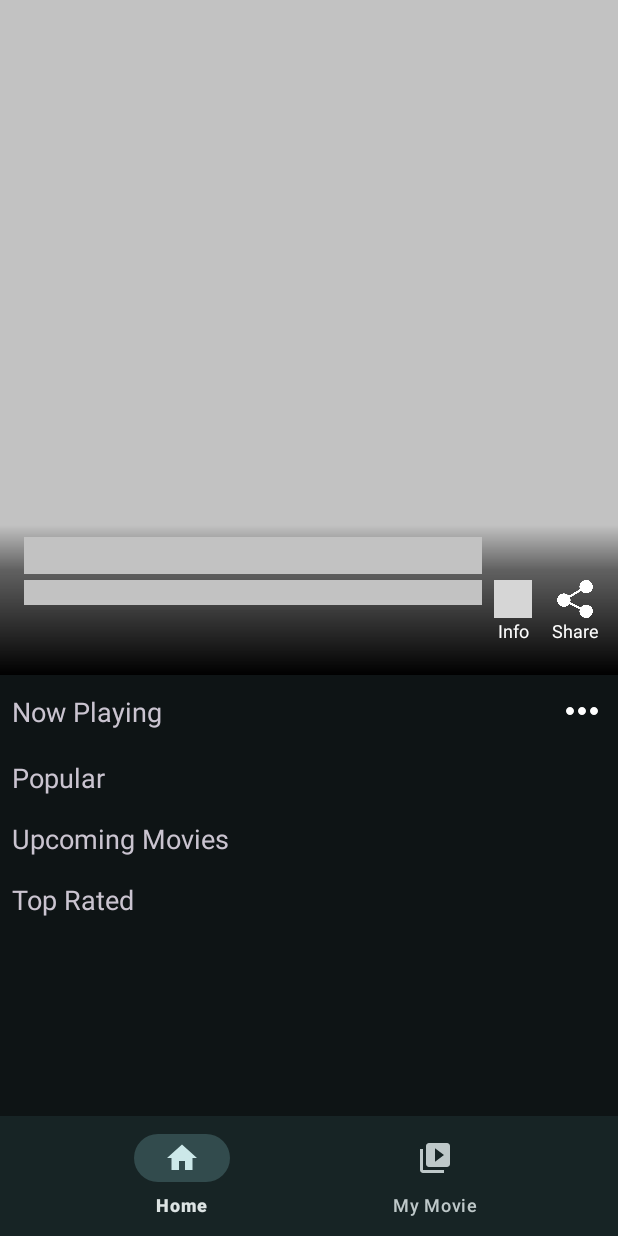
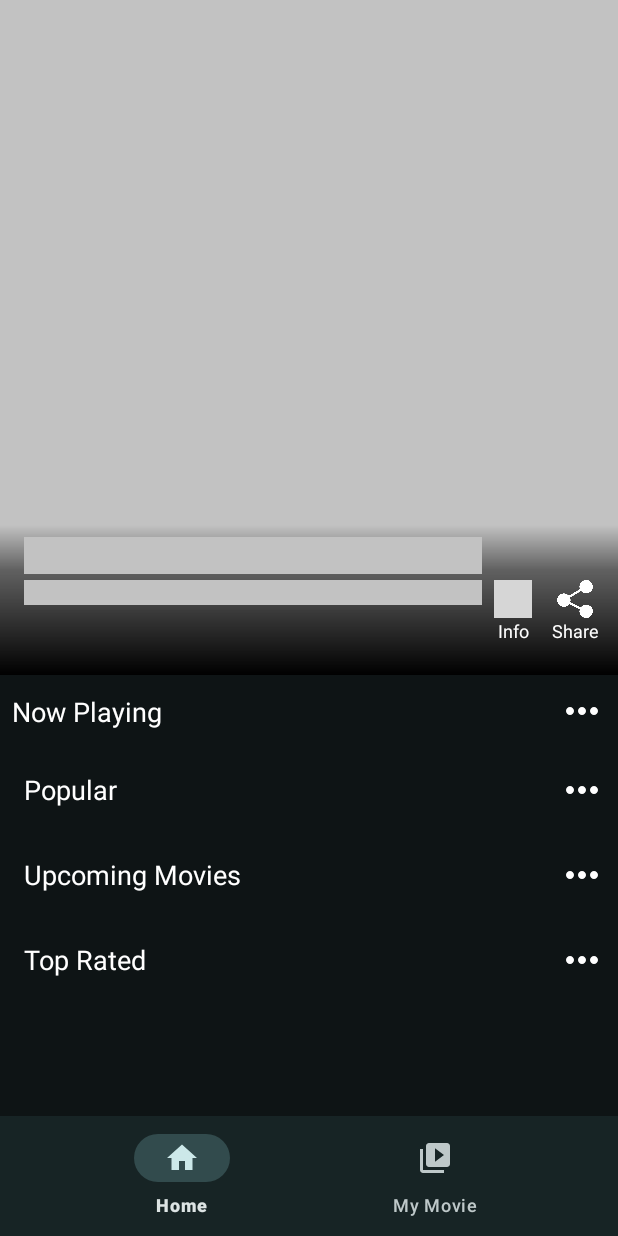
Before and after one commit to Novejira/MovFlix, an Android app: the screen it shows after launch (MainActivity), on a phone screen of 412 x 824 dp. Run offline under Robolectric (Android 15) with nearby library versions, the light colour scheme and no system bars; our stand-ins replace Shimmer, navigation-ui; network calls fail; pictures from the network do not load; grey boxes are pictures that could not be loaded.

Commit message:
Finishing feature paging for view more movies

```diff
--- a/app/src/main/java/com/nafi/movflix/data/paging/NowPlayingPagingSource.kt
+++ b/app/src/main/java/com/nafi/movflix/data/paging/NowPlayingPagingSource.kt
@@ -22,7 +22,7 @@ class NowPlayingPagingSource(private val service: MovFlixApiService) :
                     false,
                     false,
                     "en-US",
-                    1,
+                    page,
                     "popularity.desc",
                     "2|3",
                     minDate = String(),
--- a/app/src/main/java/com/nafi/movflix/data/paging/PopularPagingSource.kt
+++ b/app/src/main/java/com/nafi/movflix/data/paging/PopularPagingSource.kt
@@ -17,7 +17,7 @@ class PopularPagingSource(private val service: MovFlixApiService) :
     override suspend fun load(params: LoadParams<Int>): LoadResult<Int, MovieListResponse> {
         val page = params.key ?: 1
         return try {
-            val response = service.getPopularMovies(false, false, "en-US", 1, "popularity.desc")
+            val response = service.getPopularMovies(false, false, "en-US", page, "popularity.desc")
             LoadResult.Page(
                 data = response.data,
                 prevKey = if (page == 1) null else page.minus(1),
--- a/app/src/main/java/com/nafi/movflix/data/paging/TopRatedPagingSource.kt
+++ b/app/src/main/java/com/nafi/movflix/data/paging/TopRatedPagingSource.kt
@@ -17,7 +17,7 @@ class TopRatedPagingSource(private val service: MovFlixApiService) :
     override suspend fun load(params: LoadParams<Int>): LoadResult<Int, MovieListResponse> {
         val page = params.key ?: 1
         return try {
-            val response = service.getTopRatedMovies(false, false, "en-US", 1, "vote_average.desc", "99,10755", 200)
+            val response = service.getTopRatedMovies(false, false, "en-US", page, "vote_average.desc", "99,10755", 200)
             LoadResult.Page(
                 data = response.data,
                 prevKey = if (page == 1) null else page.minus(1),
--- a/app/src/main/java/com/nafi/movflix/data/paging/UpComingPagingSource.kt
+++ b/app/src/main/java/com/nafi/movflix/data/paging/UpComingPagingSource.kt
@@ -22,7 +22,7 @@ class UpComingPagingSource(private val service: MovFlixApiService) :
                     false,
                     false,
                     "en-US",
-                    1,
+                    page,
                     "popularity.desc",
                     "2|3",
                     minDate = String(),
--- a/app/src/main/java/com/nafi/movflix/di/AppModules.kt
+++ b/app/src/main/java/com/nafi/movflix/di/AppModules.kt
@@ -25,6 +25,7 @@ import com.nafi.movflix.data.repository.ViewMorePagingRepositoryImpl
 import com.nafi.movflix.data.source.network.service.MovFlixApiService
 import com.nafi.movflix.presentation.home.HomeViewModel
 import com.nafi.movflix.presentation.viewmore.ViewMoreViewModel
+import org.koin.androidx.viewmodel.dsl.viewModel
 import org.koin.androidx.viewmodel.dsl.viewModelOf
 import org.koin.core.module.Module
 import org.koin.dsl.module
@@ -67,7 +68,12 @@ object AppModules {
     private val viewModel =
         module {
             viewModelOf(::HomeViewModel)
-            viewModelOf(::ViewMoreViewModel)
+            viewModel { params ->
+                ViewMoreViewModel(
+                    extras = params.get(),
+                    repository = get(),
+                )
+            }
         }
 
     val modules =
--- a/app/src/main/java/com/nafi/movflix/presentation/home/HomeFragment.kt
+++ b/app/src/main/java/com/nafi/movflix/presentation/home/HomeFragment.kt
@@ -74,6 +74,28 @@ class HomeFragment : Fragment() {
         proceedMovieUpComing()
         combineAndSetBannerMovies()
         toViewMoreList()
+        setClickListenerViewMoreAction()
+    }
+
+    private fun setClickListenerViewMoreAction() {
+        val intent = Intent(requireContext(), ViewMoreActivity::class.java)
+
+        binding.ivMoreTopRated.setOnClickListener {
+            intent.putExtra("HEADER", "Top Rated")
+            startActivity(intent)
+        }
+        binding.ivMorePopular.setOnClickListener {
+            intent.putExtra("HEADER", "Popular")
+            startActivity(intent)
+        }
+        binding.ivMoreUpcoming.setOnClickListener {
+            intent.putExtra("HEADER", "Upcoming")
+            startActivity(intent)
+        }
+        binding.ivMoreNowPlaying.setOnClickListener {
+            intent.putExtra("HEADER", "Now Playing")
+            startActivity(intent)
+        }
     }
 
     private fun setupBanner() {
--- a/app/src/main/res/layout/activity_view_more.xml
+++ b/app/src/main/res/layout/activity_view_more.xml
@@ -18,12 +18,14 @@
         />
 
     <TextView
+        android:id="@+id/tv_header_view_more"
         android:layout_width="0dp"
         android:layout_height="wrap_content"
-        android:text="Top Rated"
+        android:text="@string/text_header_view_more"
         android:layout_margin="12dp"
         android:textSize="24sp"
         android:textStyle="bold"
+        android:textColor="@color/white"
         app:layout_constraintEnd_toEndOf="parent"
         app:layout_constraintStart_toEndOf="@+id/iv_arrow_back"
         app:layout_constraintTop_toTopOf="@+id/iv_arrow_back"
--- a/app/src/main/res/layout/fragment_home.xml
+++ b/app/src/main/res/layout/fragment_home.xml
@@ -20,7 +20,7 @@
 
                 layout="@layout/layout_banner_shimmer"
                 android:layout_width="match_parent"
-                android:layout_height="match_parent"/>
+                android:layout_height="match_parent" />
 
         </com.facebook.shimmer.ShimmerFrameLayout>
 
@@ -39,19 +39,20 @@
                 android:layout_width="wrap_content"
                 android:layout_height="match_parent"
                 android:text="@string/text_now_playing"
+                android:textColor="@color/white"
                 android:textSize="18sp"
+                app:layout_constraintBottom_toBottomOf="parent"
                 app:layout_constraintStart_toStartOf="parent"
-                app:layout_constraintBottom_toBottomOf="parent"
-                app:layout_constraintTop_toTopOf="parent"/>
+                app:layout_constraintTop_toTopOf="parent" />
 
             <ImageView
                 android:id="@+id/iv_more_now_playing"
                 android:layout_width="32dp"
                 android:layout_height="32dp"
                 android:src="@drawable/ic_more"
+                app:layout_constraintBottom_toBottomOf="parent"
                 app:layout_constraintEnd_toEndOf="parent"
-                app:layout_constraintTop_toTopOf="parent"
-                app:layout_constraintBottom_toBottomOf="parent"/>
+                app:layout_constraintTop_toTopOf="parent" />
 
         </androidx.constraintlayout.widget.ConstraintLayout>
 
@@ -111,12 +112,32 @@
             app:layout_constraintTop_toTopOf="parent"
             tools:listitem="@layout/layout_movie" />
 
+        <androidx.constraintlayout.widget.ConstraintLayout
+            android:layout_width="match_parent"
+            android:layout_height="wrap_content"
+            android:layout_margin="8dp">
+
             <TextView
                 android:layout_width="wrap_content"
                 android:layout_height="match_parent"
                 android:layout_margin="8dp"
                 android:text="@string/text_popular"
-            android:textSize="18sp" />
+                android:textColor="@color/white"
+                android:textSize="18sp"
+                app:layout_constraintBottom_toBottomOf="parent"
+                app:layout_constraintStart_toStartOf="parent"
+                app:layout_constraintTop_toTopOf="parent" />
+
+            <ImageView
+                android:id="@+id/iv_more_popular"
+                android:layout_width="32dp"
+                android:layout_height="32dp"
+                android:src="@drawable/ic_more"
+                app:layout_constraintBottom_toBottomOf="parent"
+                app:layout_constraintEnd_toEndOf="parent"
+                app:layout_constraintTop_toTopOf="parent" />
+
+        </androidx.constraintlayout.widget.ConstraintLayout>
 
         <com.facebook.shimmer.ShimmerFrameLayout
             android:id="@+id/shimmer_frame_layout_popular"
@@ -173,12 +194,32 @@
             app:layout_constraintTop_toTopOf="parent"
             tools:listitem="@layout/layout_movie" />
 
+        <androidx.constraintlayout.widget.ConstraintLayout
+            android:layout_width="match_parent"
+            android:layout_height="wrap_content"
+            android:layout_margin="8dp">
+
             <TextView
                 android:layout_width="wrap_content"
                 android:layout_height="match_parent"
                 android:layout_margin="8dp"
                 android:text="@string/text_upcoming_movies"
-            android:textSize="18sp" />
+                android:textColor="@color/white"
+                android:textSize="18sp"
+                app:layout_constraintBottom_toBottomOf="parent"
+                app:layout_constraintStart_toStartOf="parent"
+                app:layout_constraintTop_toTopOf="parent" />
+
+            <ImageView
+                android:id="@+id/iv_more_upcoming"
+                android:layout_width="32dp"
+                android:layout_height="32dp"
+                android:src="@drawable/ic_more"
+                app:layout_constraintBottom_toBottomOf="parent"
+                app:layout_constraintEnd_toEndOf="parent"
+                app:layout_constraintTop_toTopOf="parent" />
+
+        </androidx.constraintlayout.widget.ConstraintLayout>
 
         <com.facebook.shimmer.ShimmerFrameLayout
             android:id="@+id/shimmer_frame_layout_up_coming"
@@ -235,12 +276,33 @@
             app:layout_constraintTop_toTopOf="parent"
             tools:listitem="@layout/layout_movie" />
 
+
+        <androidx.constraintlayout.widget.ConstraintLayout
+            android:layout_width="match_parent"
+            android:layout_height="wrap_content"
+            android:layout_margin="8dp">
+
             <TextView
                 android:layout_width="wrap_content"
                 android:layout_height="match_parent"
                 android:layout_margin="8dp"
                 android:text="@string/text_top_rated"
-            android:textSize="18sp" />
+                android:textColor="@color/white"
+                android:textSize="18sp"
+                app:layout_constraintBottom_toBottomOf="parent"
+                app:layout_constraintStart_toStartOf="parent"
+                app:layout_constraintTop_toTopOf="parent" />
+
+            <ImageView
+                android:id="@+id/iv_more_top_rated"
+                android:layout_width="32dp"
+                android:layout_height="32dp"
+                android:src="@drawable/ic_more"
+                app:layout_constraintBottom_toBottomOf="parent"
+                app:layout_constraintEnd_toEndOf="parent"
+                app:layout_constraintTop_toTopOf="parent" />
+
+        </androidx.constraintlayout.widget.ConstraintLayout>
 
         <com.facebook.shimmer.ShimmerFrameLayout
             android:id="@+id/shimmer_frame_layout_top_rated"
@@ -259,10 +321,10 @@
                 app:layout_constraintTop_toTopOf="parent" />
 
             <LinearLayout
-                android:visibility="gone"
                 android:layout_width="match_parent"
                 android:layout_height="wrap_content"
-                android:orientation="horizontal">
+                android:orientation="horizontal"
+                android:visibility="gone">
 
                 <include
                     layout="@layout/layout_movie_shimmer"
--- a/app/src/main/res/values/strings.xml
+++ b/app/src/main/res/values/strings.xml
@@ -9,4 +9,5 @@
     <string name="text_upcoming_movies">Upcoming Movies</string>
     <string name="text_top_rated">Top Rated</string>
     <string name="text_no_data">No Data</string>
+    <string name="text_header_view_more">Header Text</string>
 </resources>
```
Also changed, not shown: app/src/main/java/com/nafi/movflix/presentation/viewmore/ViewMoreActivity.kt (+59 -5 lines), app/src/main/java/com/nafi/movflix/presentation/viewmore/ViewMoreViewModel.kt (+7 -4 lines). Lines whose indentation alone changed are shown as unchanged.
